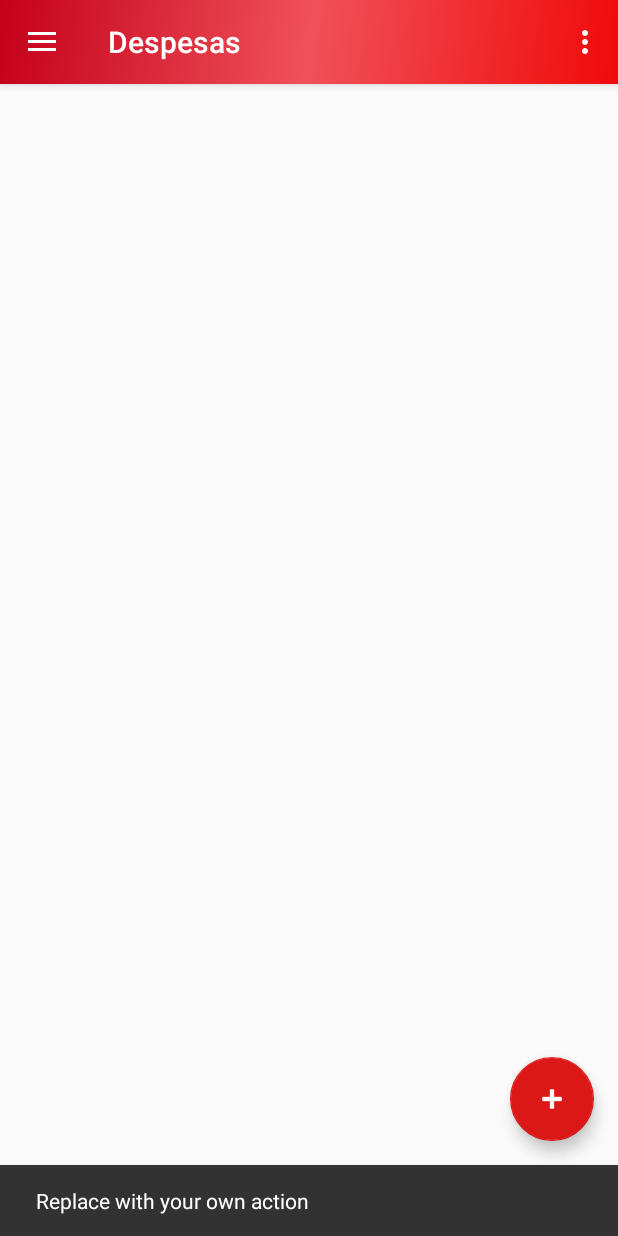
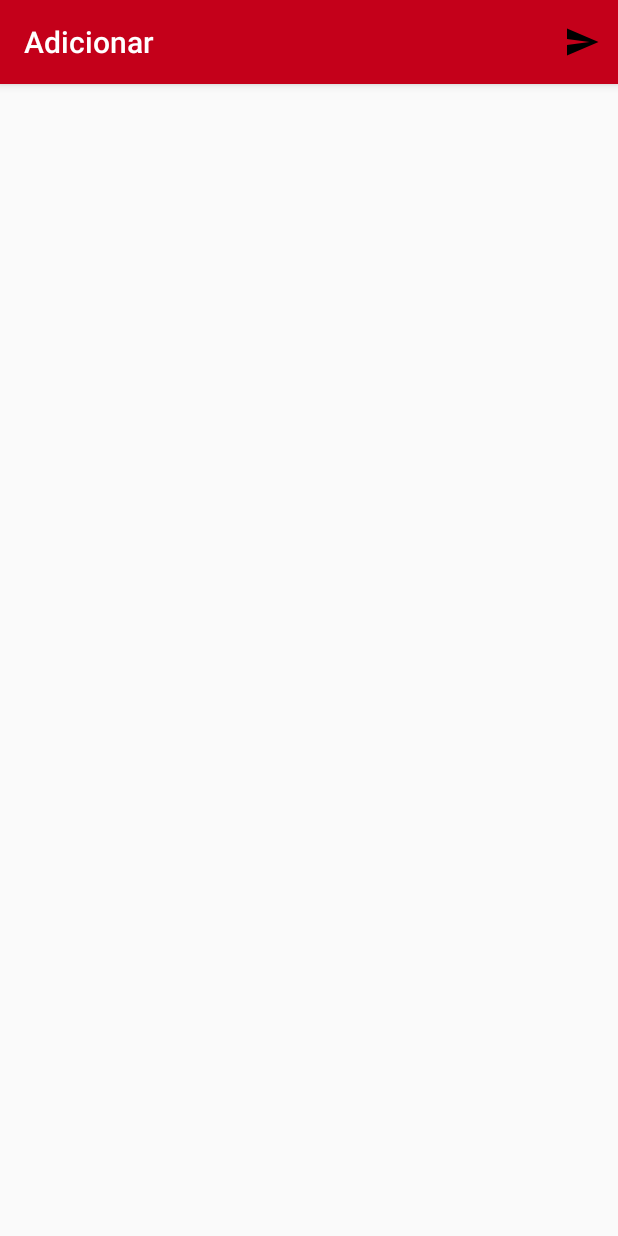
Before and after one commit to dejacs/Financa, an Android app: the DespesasActivity screen opened directly, with no data from a screen before it, after a tap on an icon or button, on a phone screen of 412 x 824 dp. Run offline under Robolectric (Android 15) with nearby library versions, the phone set to English and light mode, and no system bars.

Commit message:
Criacao da tela de inclusao de despesa

```diff
--- a/Financas/app/src/main/java/com/example/jadecsilveira/financas/activity/DespesasActivity.java
+++ b/Financas/app/src/main/java/com/example/jadecsilveira/financas/activity/DespesasActivity.java
@@ -29,9 +29,8 @@ public class DespesasActivity extends AppCompatActivity
         FloatingActionButton fab = (FloatingActionButton) findViewById(R.id.fab);
         fab.setOnClickListener(new View.OnClickListener() {
             @Override
-            public void onClick(View view) {
-                Snackbar.make(view, "Replace with your own action", Snackbar.LENGTH_LONG)
-                        .setAction("Action", null).show();
+            public void onClick(View v) {
+                startActivity(new Intent(DespesasActivity.this, InclusaoDespesa.class));
             }
         });
 
@@ -94,6 +93,7 @@ public class DespesasActivity extends AppCompatActivity
         DespesasActivity.this.overridePendingTransition(0, 0);
         DrawerLayout drawer = (DrawerLayout) findViewById(R.id.drawer_layout);
         drawer.closeDrawer(GravityCompat.START);
+        this.finish();
         return true;
     }
 }
--- /dev/null
+++ b/Financas/app/src/main/java/com/example/jadecsilveira/financas/activity/InclusaoDespesa.java
@@ -0,0 +1,40 @@
+package com.example.jadecsilveira.financas.activity;
+
+import android.app.ActionBar;
+import android.content.Intent;
+import android.support.v7.app.AppCompatActivity;
+import android.os.Bundle;
+import android.view.Menu;
+import android.view.MenuInflater;
+import android.view.MenuItem;
+
+import com.example.jadecsilveira.financas.R;
+
+public class InclusaoDespesa extends AppCompatActivity {
+
+    @Override
+    protected void onCreate(Bundle savedInstanceState) {
+        super.onCreate(savedInstanceState);
+        setContentView(R.layout.activity_inclusao_despesa);
+    }
+    @Override
+    public boolean onCreateOptionsMenu(Menu menu) {
+        MenuInflater inflater = getMenuInflater();
+        inflater.inflate(R.menu.inclusao_despesa, menu);
+        return super.onCreateOptionsMenu(menu);
+    }
+    @Override
+    public boolean onOptionsItemSelected(MenuItem item) {
+        // Handle presses on the action bar items
+        Intent intent = null;
+        switch (item.getItemId()) {
+            case R.id.action_enviar:
+                intent = new Intent(InclusaoDespesa.this, DespesasActivity.class);
+                this.finish();
+                startActivity(intent);
+                return true;
+            default:
+                return super.onOptionsItemSelected(item);
+        }
+    }
+}
--- a/Financas/app/src/main/java/com/example/jadecsilveira/financas/activity/PaginaInicial.java
+++ b/Financas/app/src/main/java/com/example/jadecsilveira/financas/activity/PaginaInicial.java
@@ -75,9 +75,11 @@ public class PaginaInicial extends AppCompatActivity
 
         if (id == R.id.nav_despesas) {
             intent = new Intent(PaginaInicial.this, DespesasActivity.class);
+            this.finish();
             startActivity(intent);
         } else if (id == R.id.nav_rendimentos) {
             intent = new Intent(PaginaInicial.this, RendimentosActivity.class);
+            this.finish();
             startActivity(intent);
         }
         PaginaInicial.this.overridePendingTransition(0, 0);
--- a/Financas/app/src/main/java/com/example/jadecsilveira/financas/activity/RendimentosActivity.java
+++ b/Financas/app/src/main/java/com/example/jadecsilveira/financas/activity/RendimentosActivity.java
@@ -94,6 +94,7 @@ public class RendimentosActivity extends AppCompatActivity
         RendimentosActivity.this.overridePendingTransition(0, 0);
         DrawerLayout drawer = (DrawerLayout) findViewById(R.id.drawer_layout);
         drawer.closeDrawer(GravityCompat.START);
+        this.finish();
         return true;
     }
 }
--- /dev/null
+++ b/Financas/app/src/main/res/layout/activity_inclusao_despesa.xml
@@ -0,0 +1,11 @@
+<?xml version="1.0" encoding="utf-8"?>
+<RelativeLayout xmlns:android="http://schemas.android.com/apk/res/android"
+    xmlns:tools="http://schemas.android.com/tools"
+    android:layout_width="match_parent"
+    android:layout_height="match_parent"
+    android:paddingBottom="@dimen/activity_vertical_margin"
+    android:paddingLeft="@dimen/activity_horizontal_margin"
+    android:paddingRight="@dimen/activity_horizontal_margin"
+    android:paddingTop="@dimen/activity_vertical_margin"
+    tools:context="com.example.jadecsilveira.financas.activity.InclusaoDespesa">
+</RelativeLayout>
--- /dev/null
+++ b/Financas/app/src/main/res/menu/inclusao_despesa.xml
@@ -0,0 +1,10 @@
+<?xml version="1.0" encoding="utf-8"?>
+<menu xmlns:android="http://schemas.android.com/apk/res/android"
+    xmlns:app="http://schemas.android.com/apk/res-auto">
+    <item
+        android:id="@+id/action_enviar"
+        android:orderInCategory="100"
+        android:title="@string/enviar"
+        android:icon="@drawable/ic_menu_send"
+        app:showAsAction="ifRoom"/>
+</menu>
--- a/Financas/app/src/main/res/values/colors.xml
+++ b/Financas/app/src/main/res/values/colors.xml
@@ -1,6 +1,6 @@
 <?xml version="1.0" encoding="utf-8"?>
 <resources>
-    <color name="colorPrimary">#3F51B5</color>
-    <color name="colorPrimaryDark">#303F9F</color>
-    <color name="colorAccent">#FF4081</color>
+    <color name="colorPrimary">#c4001a</color>
+    <color name="colorPrimaryDark">#f00a0a</color>
+    <color name="colorAccent">#fefcfc</color>
 </resources>
--- a/Financas/app/src/main/res/values/styles.xml
+++ b/Financas/app/src/main/res/values/styles.xml
@@ -3,7 +3,7 @@
     <!-- Base application theme. -->
     <style name="AppTheme" parent="Theme.AppCompat.Light.DarkActionBar">
         <!-- Customize your theme here. -->
-        <item name="colorPrimary">@color/colorPrimary</item>
+        <item name="colorPrimary">@color/colorPrimary </item>
         <item name="colorPrimaryDark">@color/colorPrimaryDark</item>
         <item name="colorAccent">@color/colorAccent</item>
     </style>
```
Also changed, not shown: Financas/app/src/main/AndroidManifest.xml (+7 -0 lines), Financas/app/src/main/res/values/strings.xml (+15 -1 lines).
